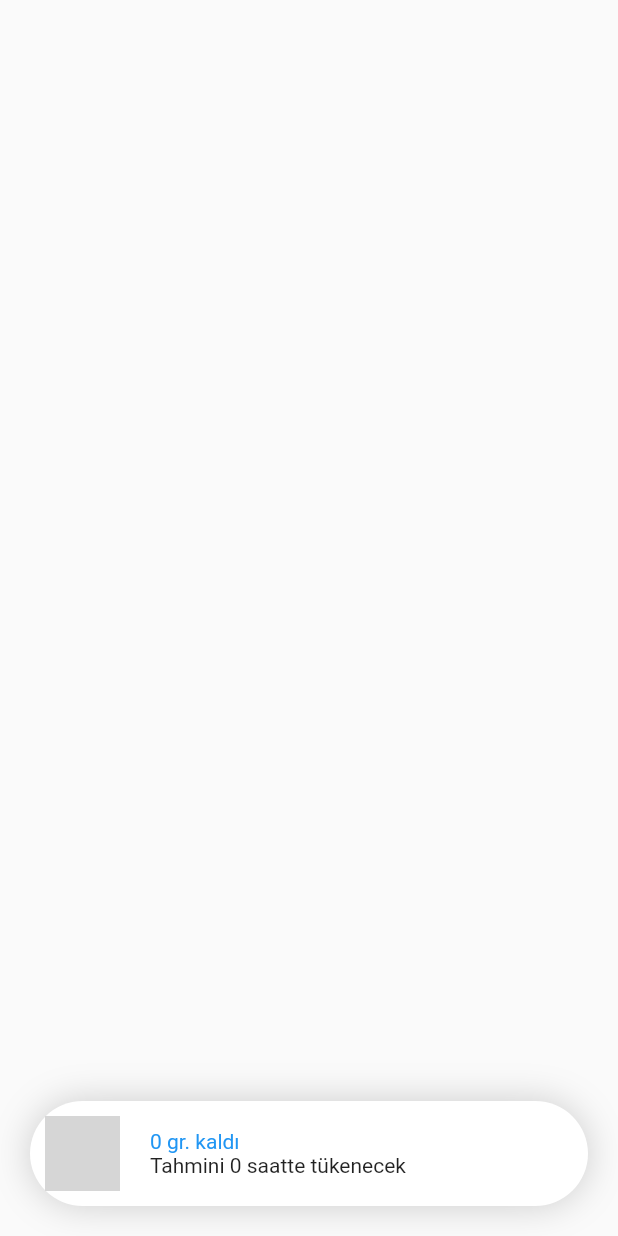
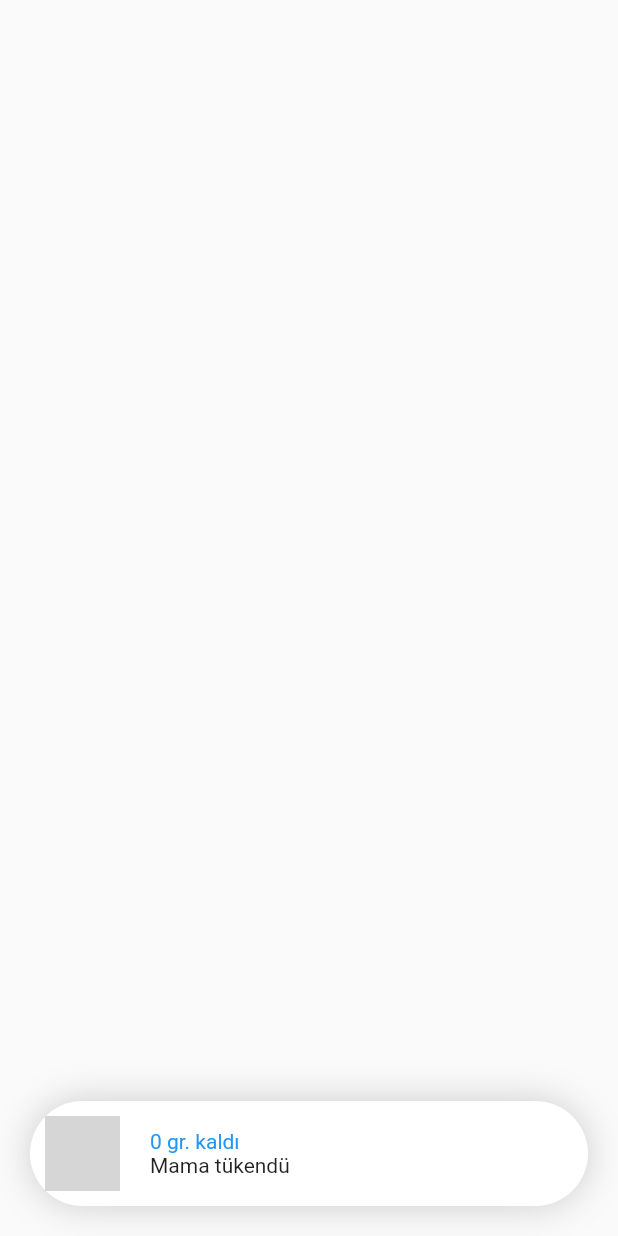
Before and after one commit to baris5d/Mobile-App, a Flutter app: the MapPinPillComponent widget shown alone on an empty page, opened directly with empty values, on a phone screen of 412 x 824 dp. Run offline on Flutter 3.47's test engine with Material 2 defaults, Android fonts, the phone set to English and light mode, and no system bars; our stand-ins replace flushbar, font_awesome_flutter, geocoding, geolocator, google_maps_flutter, image_picker; missing offline and left inert: maps_launcher, transformer_page_view; grey boxes are pictures that could not be loaded.

Commit message:
Prediction date

```diff
--- a/lib/widgets/pin_pill_info.dart
+++ b/lib/widgets/pin_pill_info.dart
@@ -20,7 +20,8 @@ class MapPinPillComponentState extends State<MapPinPillComponent> {
   }
   @override
   Widget build(BuildContext context) {
-
+    print(widget.currentlySelectedPin.prediction);
+    String remainingText = widget.currentlySelectedPin.prediction==0 ? "Mama tükendü" : widget.currentlySelectedPin.prediction < 1.0 ? "Tahmini ${((widget.currentlySelectedPin.prediction*0.6)*100).toInt().round()} dakikada tükenecek" : "Tahmini ${widget.currentlySelectedPin.prediction.toInt().round()} saatte tükenecek";
     return AnimatedPositioned(
         bottom: widget.pinPillPosition,
         right: 0,
@@ -55,7 +56,7 @@ class MapPinPillComponentState extends State<MapPinPillComponent> {
                         mainAxisAlignment: MainAxisAlignment.center,
                         children: <Widget>[
                           Text("${widget.currentlySelectedPin.foodAmount.toInt().round()} gr. kaldı", style: TextStyle( color : Colors.blue )),
-                          Text("Tahmini ${widget.currentlySelectedPin.prediction.toInt().round()} saatte tükenecek")
+                          Text( remainingText )
                         ],
                       ),
                     ),
```
